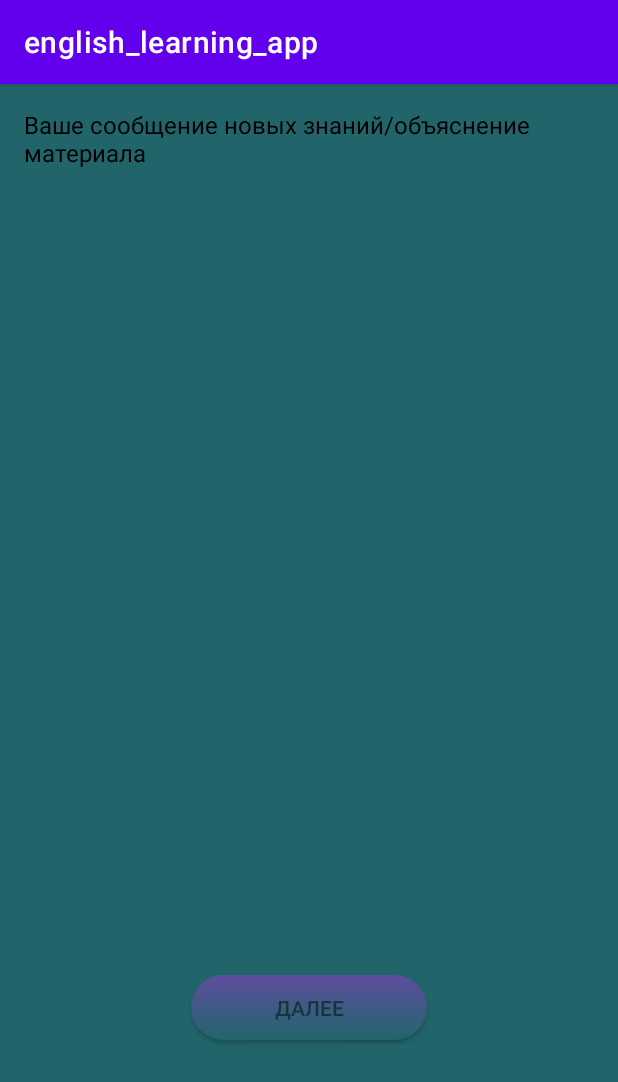
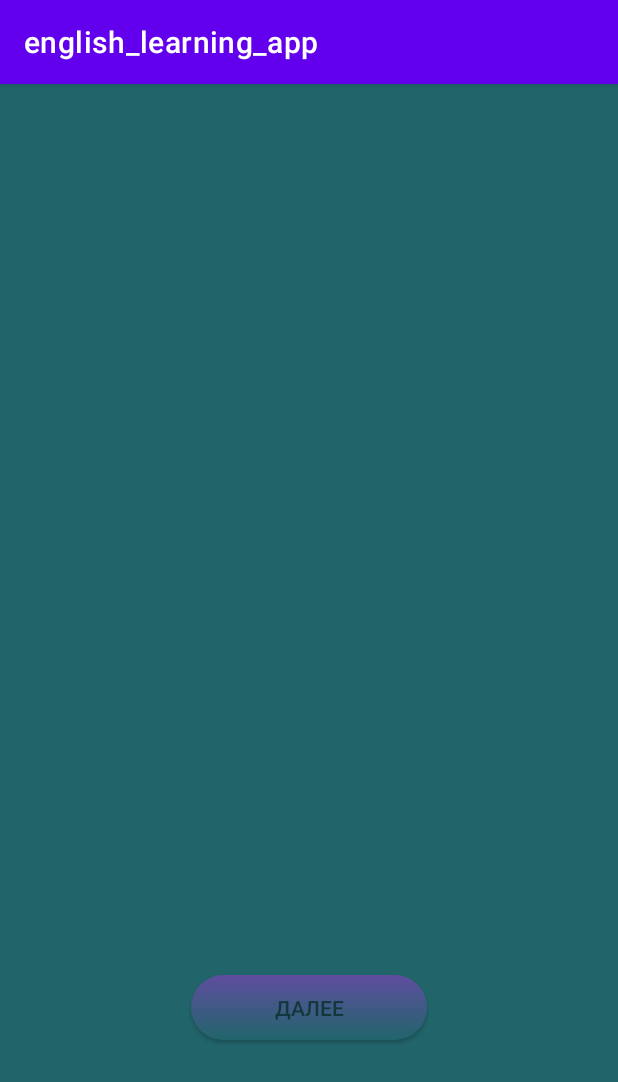
Before and after one commit to guisecreator/englearnApp, an Android app: the LessonActivity screen opened directly, with no data from a screen before it, on a phone screen of 412 x 824 dp. Shown: the top 1082 px of the screen. Run offline under Robolectric (Android 15) with nearby library versions, the phone set to English and light mode, and no system bars; 1 statement that could not run was skipped.

Commit message:
chore: delete comments

```diff
--- a/app/src/main/AndroidManifest.xml
+++ b/app/src/main/AndroidManifest.xml
@@ -16,7 +16,6 @@
             android:exported="true">
             <intent-filter>
                 <action android:name="android.intent.action.MAIN" />
-
                 <category android:name="android.intent.category.LAUNCHER" />
             </intent-filter>
         </activity>
--- a/app/src/main/java/com/example/english_learning_app/LessonActivity.kt
+++ b/app/src/main/java/com/example/english_learning_app/LessonActivity.kt
@@ -2,24 +2,18 @@ package com.example.english_learning_app
 
 import android.content.Intent
 import android.os.Bundle
+import android.view.View
 import androidx.appcompat.app.AppCompatActivity
-import kotlinx.android.synthetic.main.activity_lesson.*
 
 class LessonActivity : AppCompatActivity() {
-
     override fun onCreate(savedInstanceState: Bundle?) {
         super.onCreate(savedInstanceState)
         setContentView(R.layout.activity_lesson)
+    }
 
-        // Установка текста сообщения новых знаний/объяснения материала
-        val message = "Ваше сообщение новых знаний/объяснение материала"
-        message_text.text = message
-
-        // Обработка нажатия на кнопку "Далее"
-        button_lesson.setOnClickListener {
-            // Переход к следующему экрану - экрану проверки знаний
-            val intent = Intent(this@LessonActivity, QuizActivity::class.java)
-            startActivity(intent)
-        }
+    fun send(view: View) {
+        val intent = Intent(this@LessonActivity, QuizActivity::class.java)
+        startActivity(intent)
+        finish()
     }
 }
--- a/app/src/main/java/com/example/english_learning_app/LessonResultActivity.kt
+++ b/app/src/main/java/com/example/english_learning_app/LessonResultActivity.kt
@@ -10,19 +10,13 @@ class ResultActivity : AppCompatActivity() {
         super.onCreate(savedInstanceState)
         setContentView(R.layout.activity_lesson_result)
 
-        // Получение переданных данных - результатов проверки знаний
         val score = intent.getIntExtra("score", 0)
         val totalQuestions = intent.getIntExtra("totalQuestions", 0)
-
-        // Вычисление процента правильных ответов
         val percentage = (score.toDouble() / totalQuestions.toDouble()) * 100
 
-        // Установка текста с результатом
         resultTextView.text = "Ваш результат: $score из $totalQuestions (${String.format("%.2f", percentage)}%)"
 
-        // Обработка нажатия на кнопку "Завершить"
         finishButton.setOnClickListener {
-            // Закрытие приложения
             finish()
         }
     }
--- a/app/src/main/res/layout/activity_lesson.xml
+++ b/app/src/main/res/layout/activity_lesson.xml
@@ -30,10 +30,11 @@
         android:id="@+id/message_text"
         android:layout_width="wrap_content"
         android:layout_height="wrap_content"
+        android:text=""
         android:textColor="@color/black"
         android:textSize="16sp"
-        tools:layout_editor_absoluteX="49dp"
-        tools:layout_editor_absoluteY="220dp" />
+        tools:layout_editor_absoluteX="2dp"
+        tools:layout_editor_absoluteY="235dp" />
 
     <androidx.appcompat.widget.AppCompatButton
         android:id="@+id/button_lesson"
@@ -50,4 +51,5 @@
         app:layout_constraintTop_toTopOf="parent"
         app:layout_constraintVertical_bias="0.834" />
 
+
 </androidx.constraintlayout.widget.ConstraintLayout>
```
